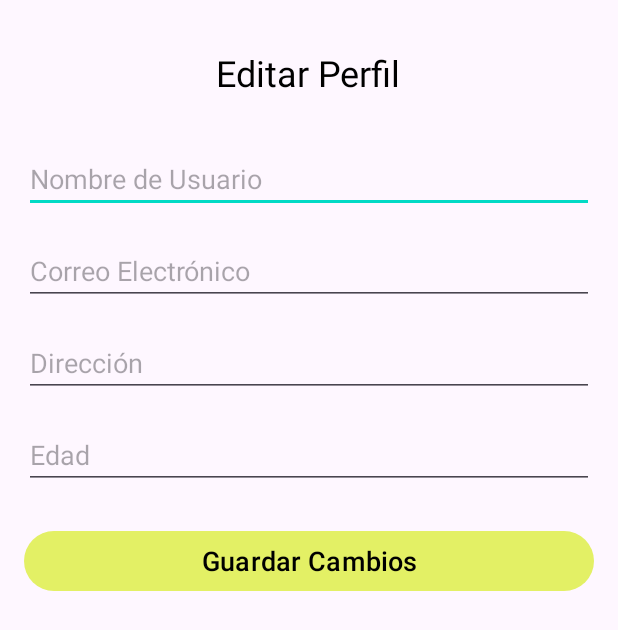
After one commit to yurani25/frutivegetales3, an Android app: the layout fragment_edit_profile.xml on its own in the app's theme, with its tools: preview values and no code run, on a phone screen of 412 x 824 dp. The commit adds this screen. Shown: the top 630 px of the screen. Run offline under Robolectric (Android 15) with nearby library versions, the phone set to English and light mode, and no system bars.

Commit message:
editarperfil

```diff
--- a/app/src/main/java/com/example/navigationdrawerkotlin/MainActivity.kt
+++ b/app/src/main/java/com/example/navigationdrawerkotlin/MainActivity.kt
@@ -1,5 +1,6 @@
 package com.example.navigationdrawerkotlin
 import CategoriasFragment
+import CuentaFragment
 import android.content.Intent
 import android.os.Bundle
 import android.view.MenuItem
--- a/app/src/main/res/layout/fragment_cuenta.xml
+++ b/app/src/main/res/layout/fragment_cuenta.xml
@@ -76,6 +76,7 @@
 
             <!-- editar perfil -->
             <Button
+                android:id="@+id/editProfileButton"
                 android:layout_width="match_parent"
                 android:layout_height="wrap_content"
                 android:text="Editar Perfil"
--- /dev/null
+++ b/app/src/main/res/layout/fragment_edit_profile.xml
@@ -0,0 +1,66 @@
+<?xml version="1.0" encoding="utf-8"?>
+<RelativeLayout xmlns:android="http://schemas.android.com/apk/res/android"
+    android:layout_width="match_parent"
+    android:layout_height="match_parent"
+    android:padding="16dp">
+
+    <!-- Título de la vista de edición de perfil -->
+    <TextView
+        android:id="@+id/editProfileTitleTextView"
+        android:layout_width="wrap_content"
+        android:layout_height="wrap_content"
+        android:text="Editar Perfil"
+        android:textSize="24sp"
+        android:textColor="#000000"
+        android:layout_centerHorizontal="true"
+        android:layout_marginTop="16dp"
+        android:layout_marginBottom="16dp" />
+
+    <!-- Campos de edición para el nombre de usuario, correo electrónico, etc. -->
+    <EditText
+        android:id="@+id/usernameEditText"
+        android:layout_width="match_parent"
+        android:layout_height="wrap_content"
+        android:hint="Nombre de Usuario"
+        android:textSize="18sp"
+        android:layout_below="@id/editProfileTitleTextView"
+        android:layout_marginTop="16dp" />
+
+    <EditText
+        android:id="@+id/emailEditText"
+        android:layout_width="match_parent"
+        android:layout_height="wrap_content"
+        android:hint="Correo Electrónico"
+        android:textSize="18sp"
+        android:layout_below="@id/usernameEditText"
+        android:layout_marginTop="16dp" />
+
+    <EditText
+        android:id="@+id/direccionEditText"
+        android:layout_width="match_parent"
+        android:layout_height="wrap_content"
+        android:hint="Dirección"
+        android:textSize="18sp"
+        android:layout_below="@id/emailEditText"
+        android:layout_marginTop="16dp" />
+
+    <EditText
+        android:id="@+id/edadEditText"
+        android:layout_width="match_parent"
+        android:layout_height="wrap_content"
+        android:hint="Edad"
+        android:textSize="18sp"
+        android:layout_below="@id/direccionEditText"
+        android:layout_marginTop="16dp" />
+
+    <!-- Botón de guardar cambios -->
+    <Button
+        android:id="@+id/saveChangesButton"
+        android:layout_width="match_parent"
+        android:layout_height="wrap_content"
+        android:text="Guardar Cambios"
+        android:textSize="18sp"
+        android:layout_below="@id/edadEditText"
+        android:layout_marginTop="24dp" />
+
+</RelativeLayout>
```
Also changed, not shown: app/src/main/java/com/example/navigationdrawerkotlin/CuentaFragment.kt (+16 -44 lines), app/src/main/java/com/example/navigationdrawerkotlin/EditProfileFragment.kt (added, +42 -0 lines).
